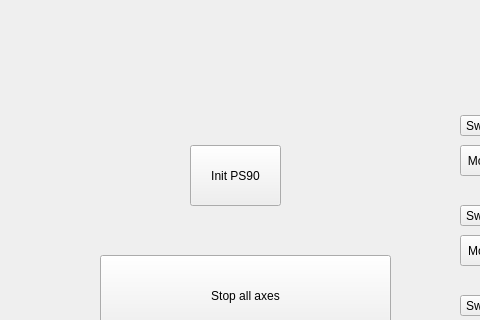
gitHleon/OWIS_controller_V0, file owis_controller.ui: the form before one commit; both pictures show x 0 to 480 and y 242 to 562 of the 976 by 697 pixel window.
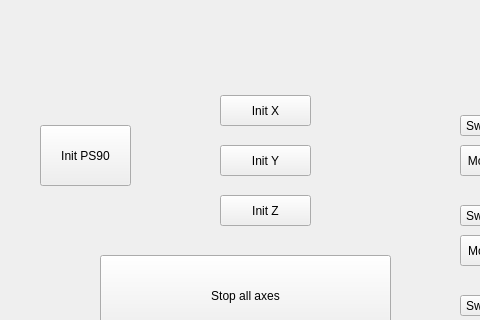
The form after the commit.

Patch:
```diff
--- a/owis_controller.ui
+++ b/owis_controller.ui
@@ -43,8 +43,8 @@
    <widget class="QPushButton" name="InitPS90Button">
     <property name="geometry">
      <rect>
-      <x>190</x>
-      <y>370</y>
+      <x>40</x>
+      <y>350</y>
       <width>91</width>
       <height>61</height>
      </rect>
@@ -421,6 +421,45 @@
      <string>New X target: </string>
     </property>
    </widget>
+   <widget class="QPushButton" name="Init_X_stage">
+    <property name="geometry">
+     <rect>
+      <x>220</x>
+      <y>320</y>
+      <width>91</width>
+      <height>31</height>
+     </rect>
+    </property>
+    <property name="text">
+     <string>Init X</string>
+    </property>
+   </widget>
+   <widget class="QPushButton" name="Init_Y_stage">
+    <property name="geometry">
+     <rect>
+      <x>220</x>
+      <y>370</y>
+      <width>91</width>
+      <height>31</height>
+     </rect>
+    </property>
+    <property name="text">
+     <string>Init Y</string>
+    </property>
+   </widget>
+   <widget class="QPushButton" name="Init_Z_stage">
+    <property name="geometry">
+     <rect>
+      <x>220</x>
+      <y>420</y>
+      <width>91</width>
+      <height>31</height>
+     </rect>
+    </property>
+    <property name="text">
+     <string>Init Z</string>
+    </property>
+   </widget>
   </widget>
   <widget class="QMenuBar" name="menuBar">
    <property name="geometry">
```
